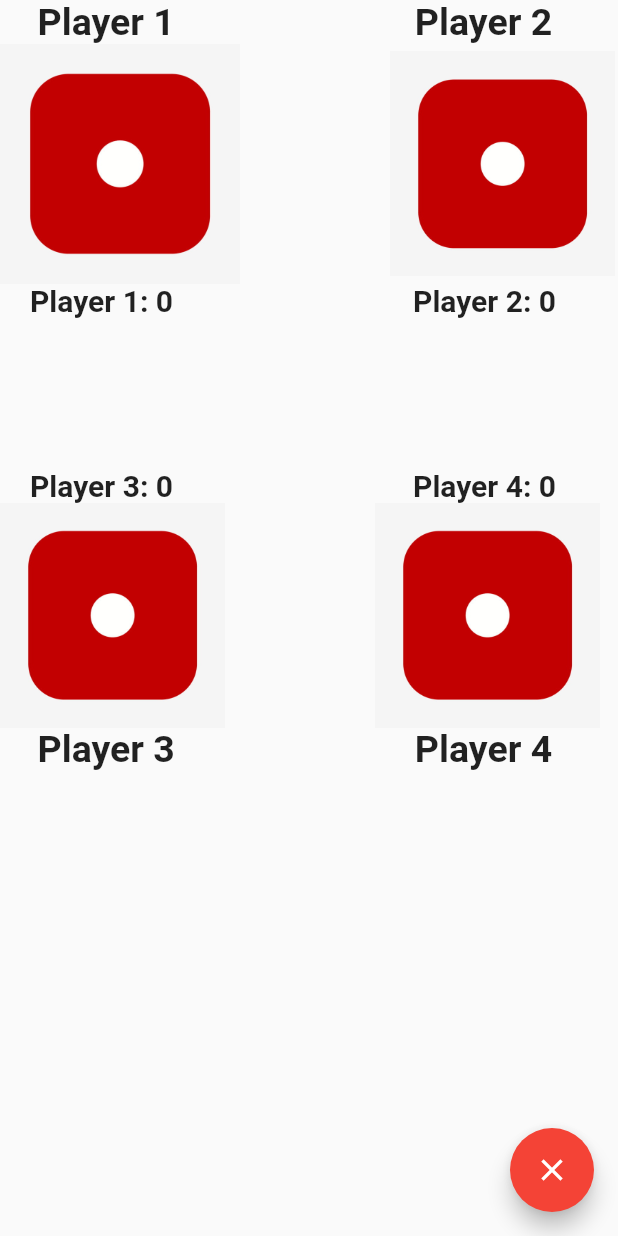
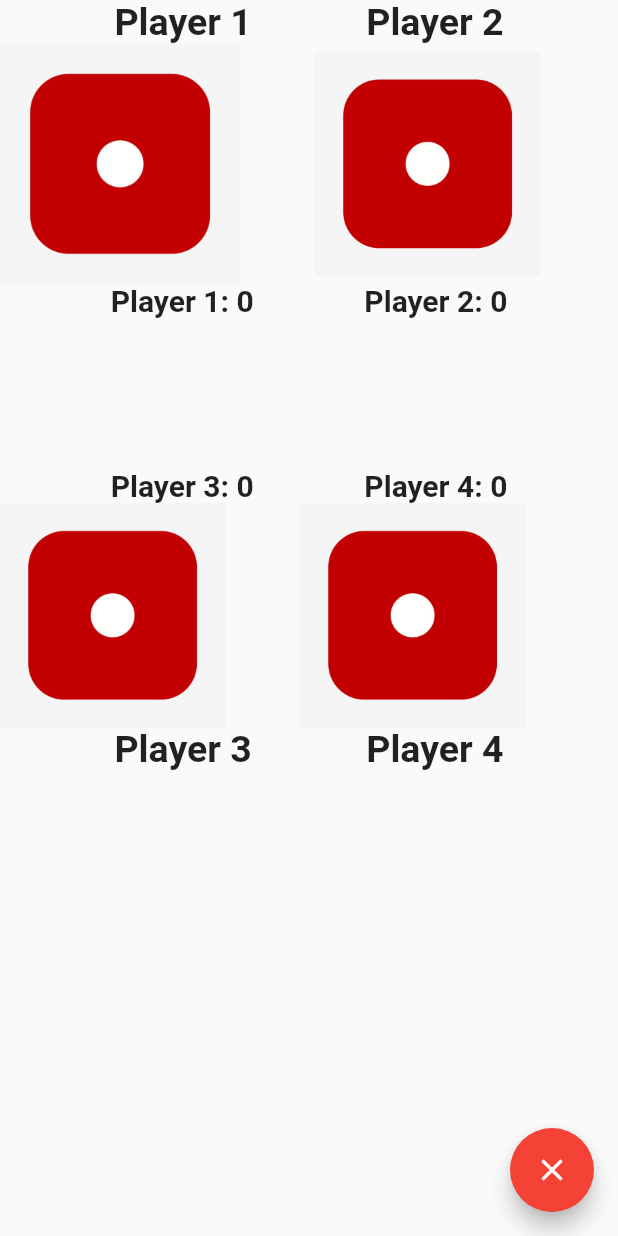
Before and after one commit to Huraiza-Hassan/Dice-App, a Flutter app: the screen it shows after launch, on a phone screen of 412 x 824 dp. Run offline on Flutter 3.47's test engine with Material 2 defaults, Android fonts, the phone set to English and light mode, and no system bars.

Commit message:
Working fine

```diff
--- a/lib/main.dart
+++ b/lib/main.dart
@@ -76,22 +76,15 @@ class _homePageState extends State<homePage> {
           child: Column(
             children: [
               Row(
+                mainAxisAlignment: MainAxisAlignment.spaceEvenly,
                 children: [
-                  Padding(
-                    padding: const EdgeInsets.only(left: 25),
-                    child: Text(
+                  Text(
                     "Player 1",
-                      style:
-                          TextStyle(fontWeight: FontWeight.bold, fontSize: 25),
+                    style: TextStyle(fontWeight: FontWeight.bold, fontSize: 25),
                   ),
-                  ),
-                  Padding(
-                    padding: const EdgeInsets.only(left: 160),
-                    child: Text(
+                  Text(
                     "Player 2",
-                      style:
-                          TextStyle(fontWeight: FontWeight.bold, fontSize: 25),
-                    ),
+                    style: TextStyle(fontWeight: FontWeight.bold, fontSize: 25),
                   )
                 ],
               ),
@@ -122,7 +115,7 @@ class _homePageState extends State<homePage> {
                     ),
                   ),
                   SizedBox(
-                    width: 100,
+                    width: 50,
                   ),
                   GestureDetector(
                     onTap: () {
@@ -151,22 +144,15 @@ class _homePageState extends State<homePage> {
                 ],
               ),
               Row(
+                mainAxisAlignment: MainAxisAlignment.spaceEvenly,
                 children: [
-                  Padding(
-                    padding: const EdgeInsets.only(left: 20),
-                    child: Text(
+                  Text(
                     "Player 1: $pls1",
-                      style:
-                          TextStyle(fontWeight: FontWeight.bold, fontSize: 20),
+                    style: TextStyle(fontWeight: FontWeight.bold, fontSize: 20),
                   ),
-                  ),
-                  Padding(
-                    padding: const EdgeInsets.only(left: 160),
-                    child: Text(
+                  Text(
                     "Player 2: $pls2",
-                      style:
-                          TextStyle(fontWeight: FontWeight.bold, fontSize: 20),
-                    ),
+                    style: TextStyle(fontWeight: FontWeight.bold, fontSize: 20),
                   ),
                 ],
               ),
@@ -174,22 +160,15 @@ class _homePageState extends State<homePage> {
                 height: 100,
               ),
               Row(
+                mainAxisAlignment: MainAxisAlignment.spaceEvenly,
                 children: [
-                  Padding(
-                    padding: const EdgeInsets.only(left: 20),
-                    child: Text(
+                  Text(
                     "Player 3: $pls3",
-                      style:
-                          TextStyle(fontWeight: FontWeight.bold, fontSize: 20),
+                    style: TextStyle(fontWeight: FontWeight.bold, fontSize: 20),
                   ),
-                  ),
-                  Padding(
-                    padding: const EdgeInsets.only(left: 160),
-                    child: Text(
+                  Text(
                     "Player 4: $pls4",
-                      style:
-                          TextStyle(fontWeight: FontWeight.bold, fontSize: 20),
-                    ),
+                    style: TextStyle(fontWeight: FontWeight.bold, fontSize: 20),
                   ),
                 ],
               ),
@@ -221,7 +200,7 @@ class _homePageState extends State<homePage> {
                     ),
                   ),
                   SizedBox(
-                    width: 100,
+                    width: 50,
                   ),
                   GestureDetector(
                     onTap: () {
@@ -250,22 +229,15 @@ class _homePageState extends State<homePage> {
                 ],
               ),
               Row(
+                mainAxisAlignment: MainAxisAlignment.spaceEvenly,
                 children: [
-                  Padding(
-                    padding: const EdgeInsets.only(left: 25),
-                    child: Text(
+                  Text(
                     "Player 3",
-                      style:
-                          TextStyle(fontWeight: FontWeight.bold, fontSize: 25),
+                    style: TextStyle(fontWeight: FontWeight.bold, fontSize: 25),
                   ),
-                  ),
-                  Padding(
-                    padding: const EdgeInsets.only(left: 160),
-                    child: Text(
+                  Text(
                     "Player 4",
-                      style:
-                          TextStyle(fontWeight: FontWeight.bold, fontSize: 25),
-                    ),
+                    style: TextStyle(fontWeight: FontWeight.bold, fontSize: 25),
                   )
                 ],
               ),
```
Also changed, not shown: pubspec.lock, 2 other files. Lines whose indentation alone changed are shown as unchanged.
